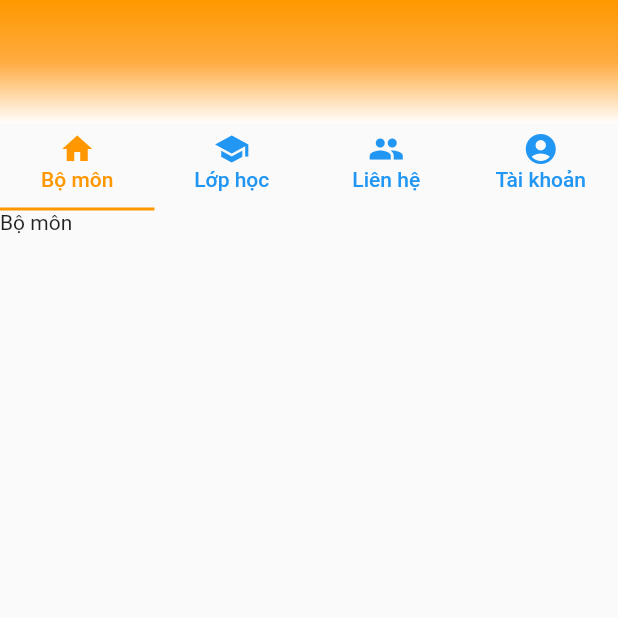
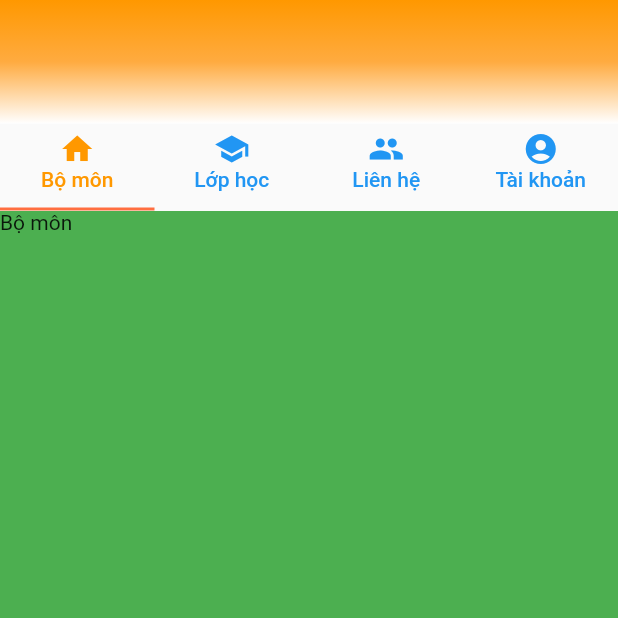
Before and after one commit to tonbach18598/Flutter-PCDashboard, a Flutter app: the DashboardPage screen opened directly, on a phone screen of 412 x 824 dp, the top half of it. Run offline on Flutter 3.47's test engine with Material 2 defaults, Android fonts, the phone set to English and light mode, and no system bars; missing offline and left inert: dart:ffi.

Commit message:
UI for login, forget and tab bar of dashboard

```diff
--- a/lib/pages/account.dart
+++ b/lib/pages/account.dart
@@ -9,6 +9,7 @@ class _AccountPageState extends State<AccountPage> {
   @override
   Widget build(BuildContext context) {
     return Container(
+      color: Colors.cyan,
       child: Text("Tài khoản"),
     );
   }
--- a/lib/pages/class.dart
+++ b/lib/pages/class.dart
@@ -9,6 +9,8 @@ class _ClassPageState extends State<ClassPage> {
   @override
   Widget build(BuildContext context) {
     return Container(
+      color: Colors.purple,
+
       child: Text("Lớp học"),
     );
   }
--- a/lib/pages/contact.dart
+++ b/lib/pages/contact.dart
@@ -9,6 +9,8 @@ class _ContactPageState extends State<ContactPage> {
   @override
   Widget build(BuildContext context) {
     return Container(
+      color: Colors.pink,
+
       child: Text("Liên hệ"),
     );
   }
--- a/lib/pages/dashboard.dart
+++ b/lib/pages/dashboard.dart
@@ -39,7 +39,7 @@ class _DashboardPageState extends State<DashboardPage> {
                   Container(
                     constraints: BoxConstraints(maxHeight: 150),
                     child: TabBar(
-                      indicatorColor: Colors.orange,
+                      indicatorColor: Colors.deepOrangeAccent,
                       unselectedLabelColor: Colors.blue,
                       labelColor: Colors.orange,
                       tabs: <Widget>[
--- a/lib/pages/department.dart
+++ b/lib/pages/department.dart
@@ -9,6 +9,7 @@ class _DepartmentPageState extends State<DepartmentPage> {
   @override
   Widget build(BuildContext context) {
     return Container(
+      color: Colors.green,
       child: Text("Bộ môn"),
     );
   }
--- a/lib/widgets/login_button.dart
+++ b/lib/widgets/login_button.dart
@@ -42,7 +42,8 @@ class LoginRaisedButton extends StatelessWidget {
         child: Text(text,
             style: TextStyle(
                 fontSize: 18,
-                color: Colors.white)),
+                color: Colors.white,
+            fontWeight: FontWeight.bold)),
       ),
     );
   }
```
